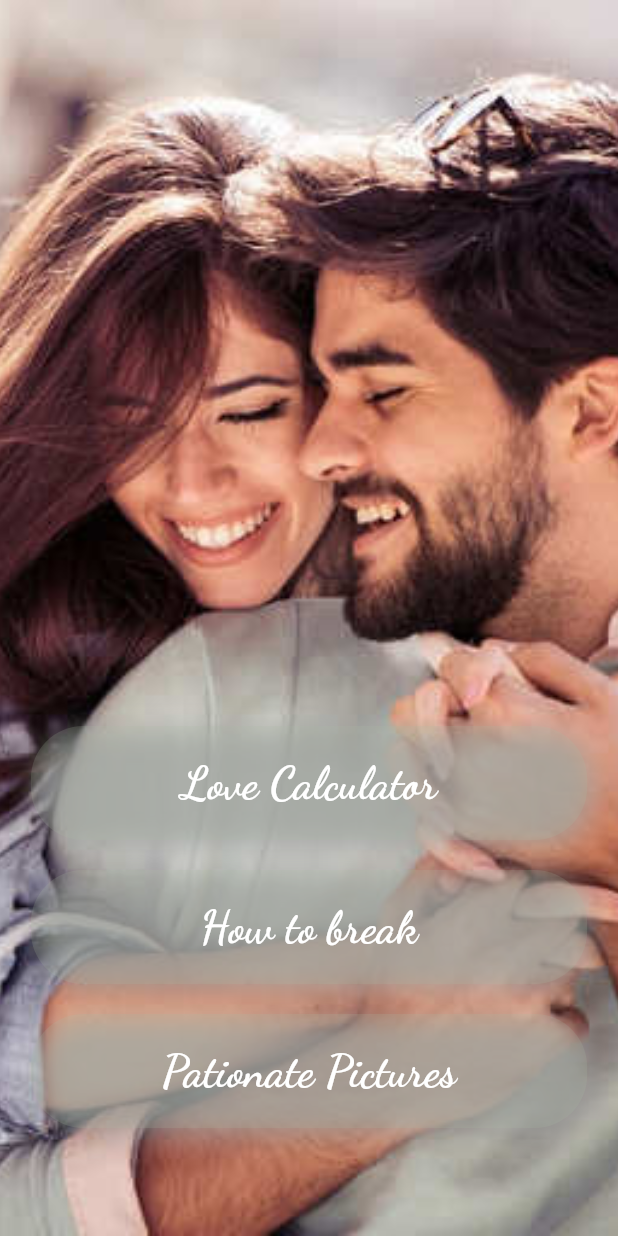
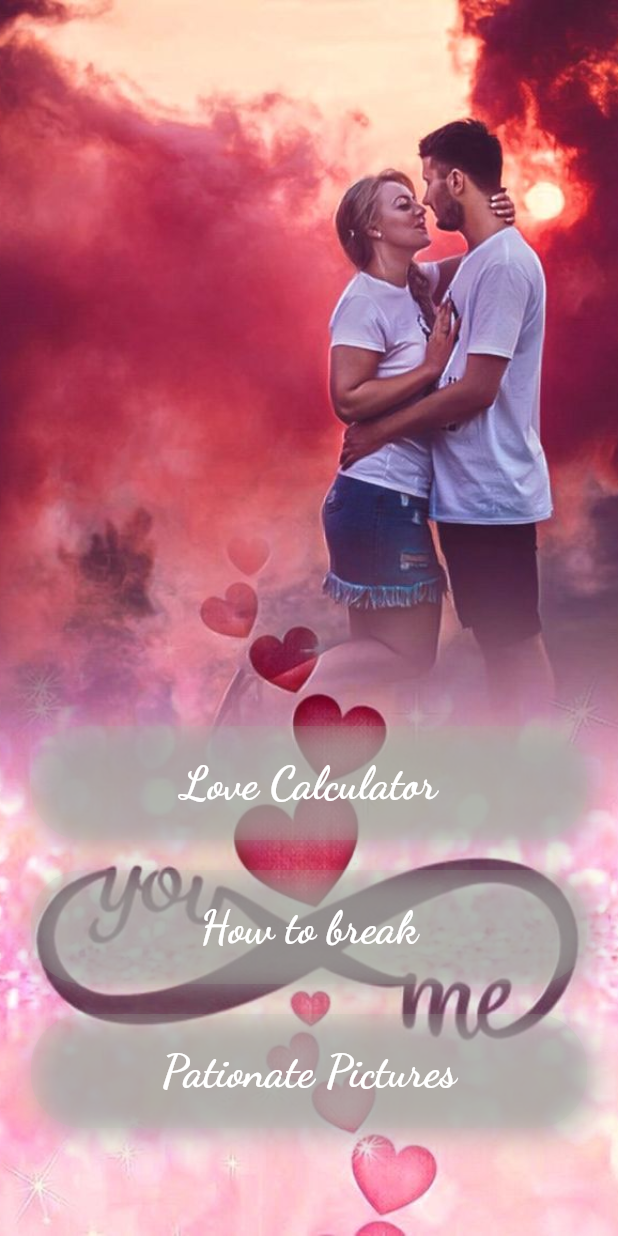
Before and after one commit to Valbrun/LoveStorm, a Flutter app: the screen it shows after launch, on a phone screen of 412 x 824 dp. Run offline on Flutter 3.47's test engine with Material 2 defaults, Android fonts, the phone set to English and light mode, and no system bars; our stand-ins replace google_fonts.

Commit message:
Home Screen Backgroud changed

```diff
--- a/lib/screens/home_screen.dart
+++ b/lib/screens/home_screen.dart
@@ -13,13 +13,14 @@ class HomePage extends StatelessWidget {
       // appBar: AppBar(
       //   title: Text('data'),
       // ),
-      body: SafeArea(
-        child: Container(
+      body: Container(
         width: fullWidth,
         height: fullheight,
         decoration: BoxDecoration(
           image: DecorationImage(
-              image: AssetImage('assets/home.jpg'),
+            image: AssetImage('assets/ree.jpg'),
+            // image: AssetImage('assets/por.jpg'),
+            // image: AssetImage('assets/home.jpg'),
             fit: BoxFit.cover,
           ),
         ),
@@ -59,7 +60,6 @@ class HomePage extends StatelessWidget {
           ),
         ),
       ),
-      ),
     );
   }
 }
```
Also changed, not shown: assets/por.jpg (added), assets/ree.jpg (added). Lines whose indentation alone changed are shown as unchanged.
